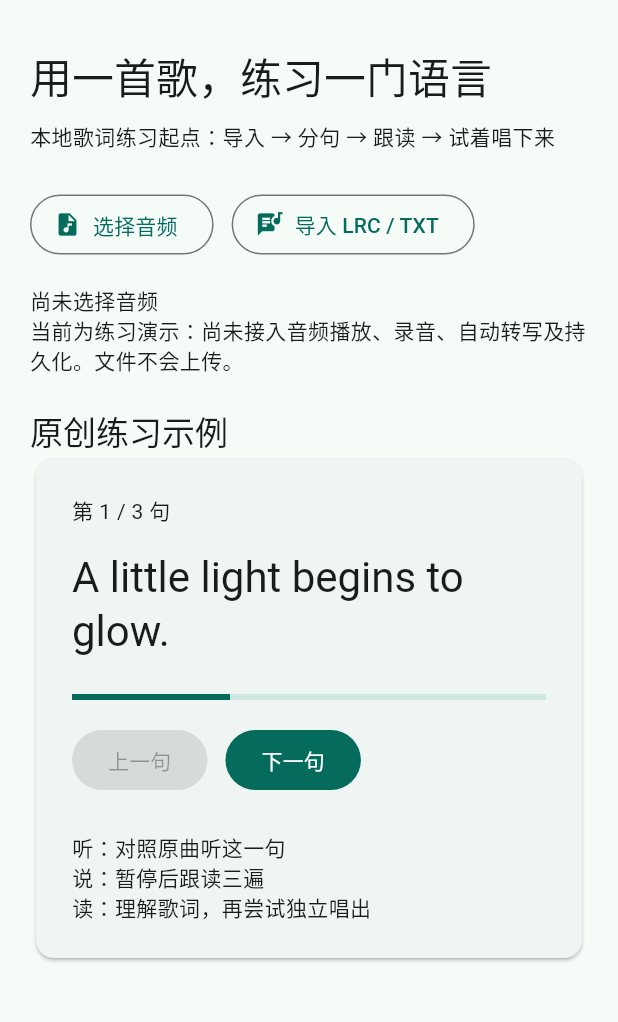
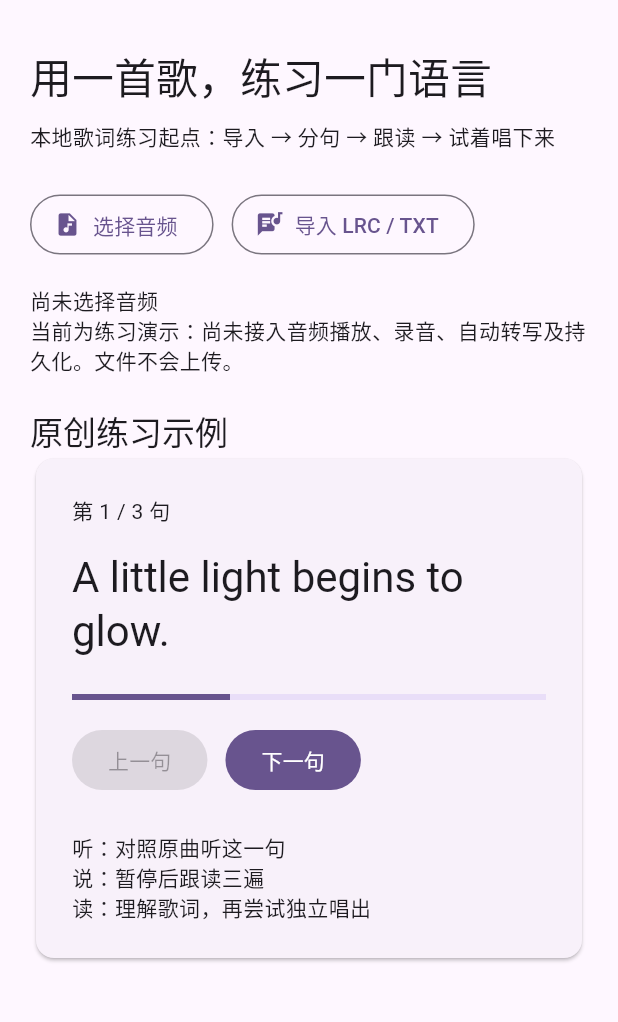
Before and after one commit to Ca-ser/SongLanguageLab, a Flutter app: the screen it shows after launch, on a phone screen of 412 x 824 dp, the part 65-1087 px from its top. Run offline on Flutter 3.47's test engine with Material 3 defaults, Android fonts, the phone set to English and light mode, and no system bars; missing offline and left inert: file_selector.

Commit message:
app.dart color change

```diff
--- a/client/lib/app/app.dart
+++ b/client/lib/app/app.dart
@@ -9,7 +9,7 @@ class SongLanguageApp extends StatelessWidget {
     debugShowCheckedModeBanner: false,
     title: '歌语',
     theme: ThemeData(
-      colorScheme: ColorScheme.fromSeed(seedColor: const Color(0xff34675c)),
+      colorScheme: ColorScheme.fromSeed(seedColor: Colors.deepPurple),
       useMaterial3: true,
     ),
     home: const LibraryPage(),
```
